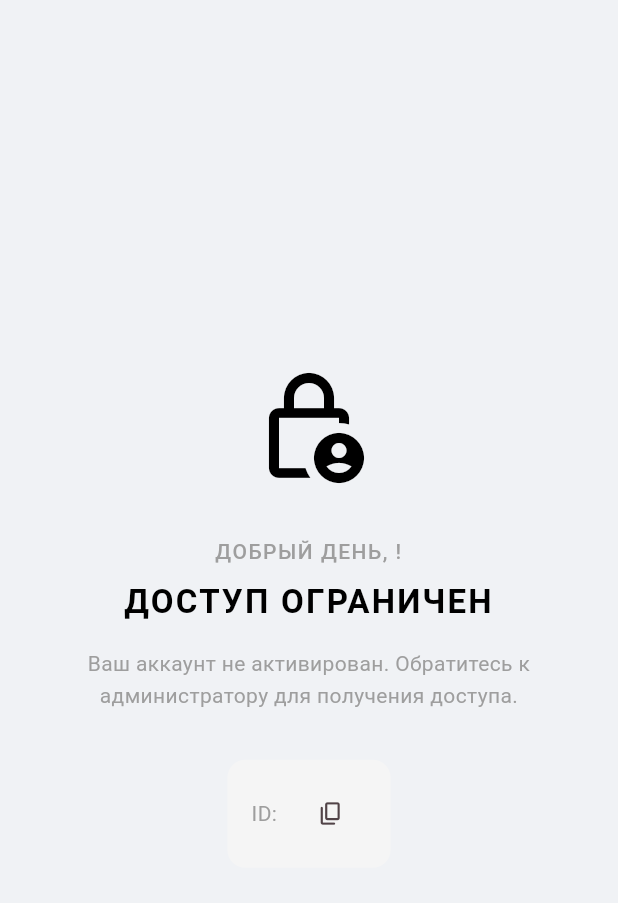
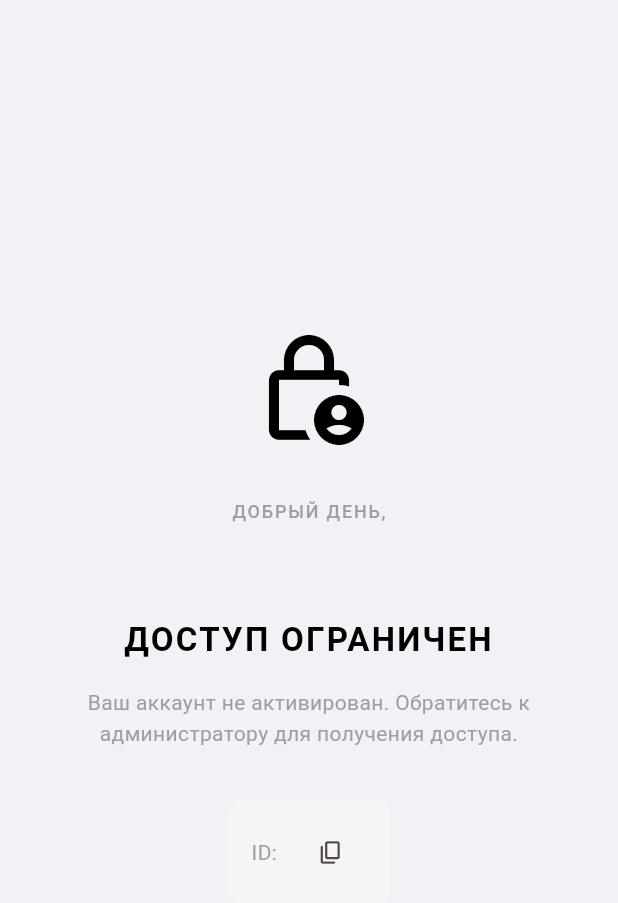
Before and after one commit to dimnok/tg-report-app, a Flutter app: the AccessDeniedScreen widget shown alone on an empty page, opened directly with empty values, on a phone screen of 412 x 824 dp. Shown: the top 903 px of the screen. Run offline on Flutter 3.47's test engine with Material 3 defaults, Android fonts, the phone set to English and light mode, and no system bars; our stand-ins replace flutter_riverpod, freezed_annotation, supabase_flutter; missing offline and left inert: dart:js_interop, excel; accounts and stored records are empty; network calls fail.

Commit message:
style: stylize user greeting with modern typography and spacing

```diff
--- a/lib/src/presentation/widgets/access_denied_screen.dart
+++ b/lib/src/presentation/widgets/access_denied_screen.dart
@@ -31,17 +31,29 @@ class AccessDeniedScreen extends StatelessWidget {
               color: isDark ? Colors.white : Colors.black,
             ),
             const SizedBox(height: 32),
-            Text(
-              'ДОБРЫЙ ДЕНЬ, ${userName.toUpperCase()}!',
-              style: const TextStyle(
-                fontSize: 14,
-                fontWeight: FontWeight.w500,
-                letterSpacing: 1,
-                color: Colors.grey,
-              ),
-              textAlign: TextAlign.center,
+            Column(
+              children: [
+                Text(
+                  'ДОБРЫЙ ДЕНЬ,',
+                  style: TextStyle(
+                    fontSize: 12,
+                    fontWeight: FontWeight.w500,
+                    color: Colors.grey[500],
+                    letterSpacing: 1.2,
+                  ),
+                ),
+                const SizedBox(height: 4),
+                Text(
+                  userName.toUpperCase(),
+                  style: const TextStyle(
+                    fontSize: 24,
+                    fontWeight: FontWeight.w900,
+                    letterSpacing: 0.5,
+                  ),
+                ),
+              ],
             ),
-            const SizedBox(height: 8),
+            const SizedBox(height: 24),
             const Text(
               'ДОСТУП ОГРАНИЧЕН',
               style: TextStyle(
```
Also changed, not shown: lib/src/presentation/screens/report_screen.dart (+49 -47 lines).
